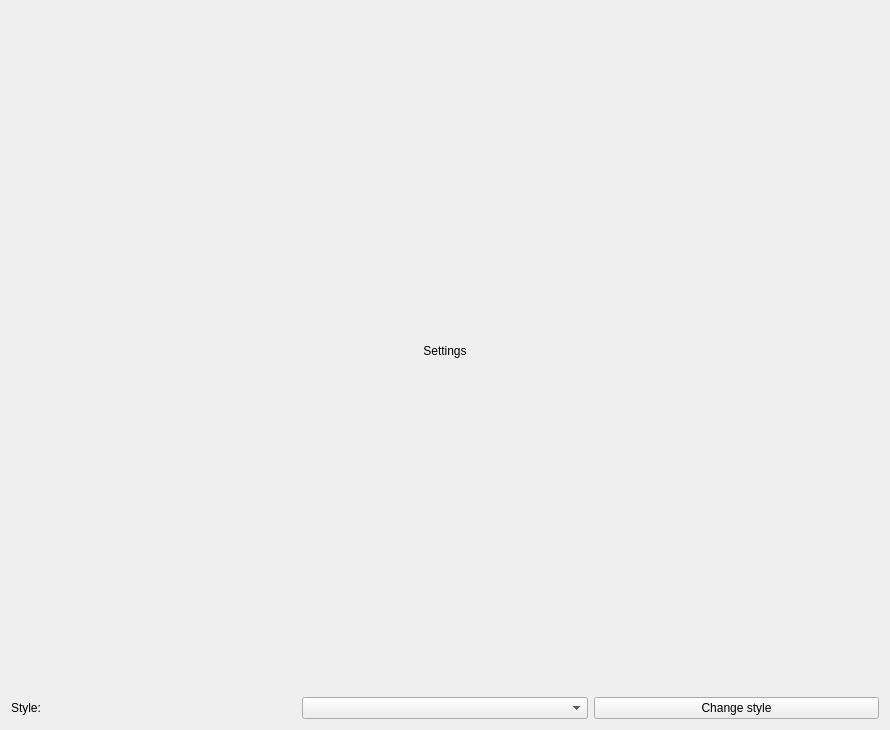
This is assets/XML/settings_window.ui in nisaia/P-yQt-ersonal-management-system as Qt 5 draws it before an edit. The edited form follows.
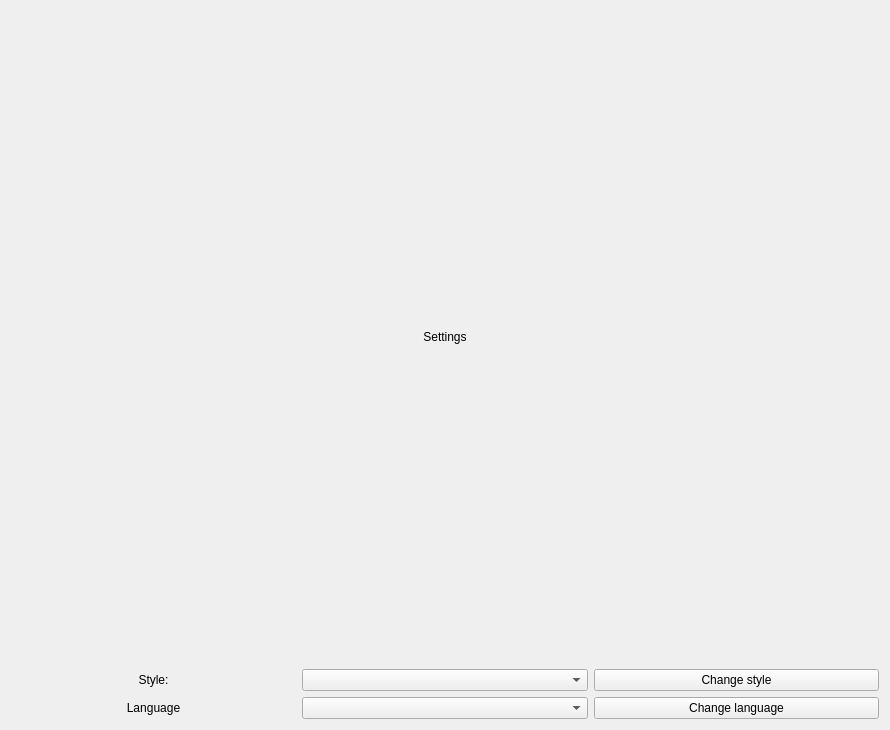
This is the edited form.

What changed in the file:
```diff
--- a/assets/XML/settings_window.ui
+++ b/assets/XML/settings_window.ui
@@ -16,16 +16,6 @@
   <layout class="QVBoxLayout" name="verticalLayout_2">
    <item>
     <layout class="QGridLayout" name="gridLayout">
-     <item row="1" column="0">
-      <widget class="QLabel" name="label_2">
-       <property name="text">
-        <string>Style:</string>
-       </property>
-      </widget>
-     </item>
-     <item row="1" column="1">
-      <widget class="QComboBox" name="comboBox"/>
-     </item>
      <item row="1" column="2">
       <widget class="QPushButton" name="changeStyle_button">
        <property name="text">
@@ -49,6 +39,39 @@
        </property>
       </widget>
      </item>
+     <item row="1" column="1">
+      <widget class="QComboBox" name="style_comboBox"/>
+     </item>
+     <item row="1" column="0">
+      <widget class="QLabel" name="label_2">
+       <property name="text">
+        <string>Style:</string>
+       </property>
+       <property name="alignment">
+        <set>Qt::AlignCenter</set>
+       </property>
+      </widget>
+     </item>
+     <item row="2" column="0">
+      <widget class="QLabel" name="label_3">
+       <property name="text">
+        <string>Language</string>
+       </property>
+       <property name="alignment">
+        <set>Qt::AlignCenter</set>
+       </property>
+      </widget>
+     </item>
+     <item row="2" column="1">
+      <widget class="QComboBox" name="language_comboBox"/>
+     </item>
+     <item row="2" column="2">
+      <widget class="QPushButton" name="changeLanguage_button">
+       <property name="text">
+        <string>Change language</string>
+       </property>
+      </widget>
+     </item>
     </layout>
    </item>
   </layout>
```
